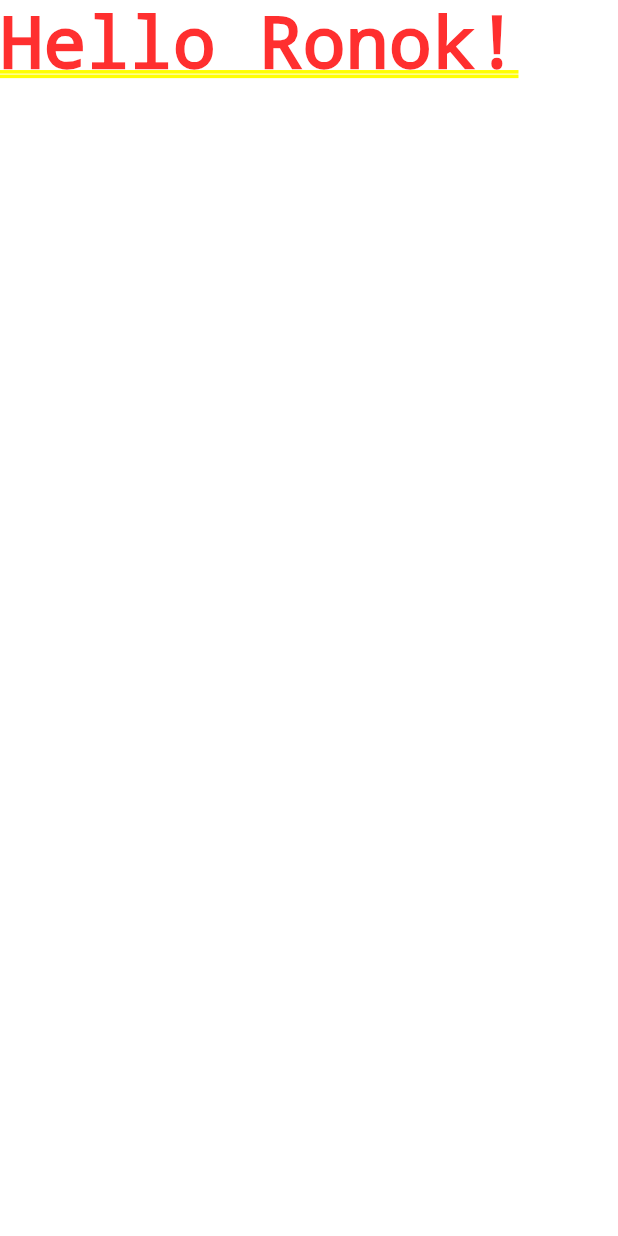
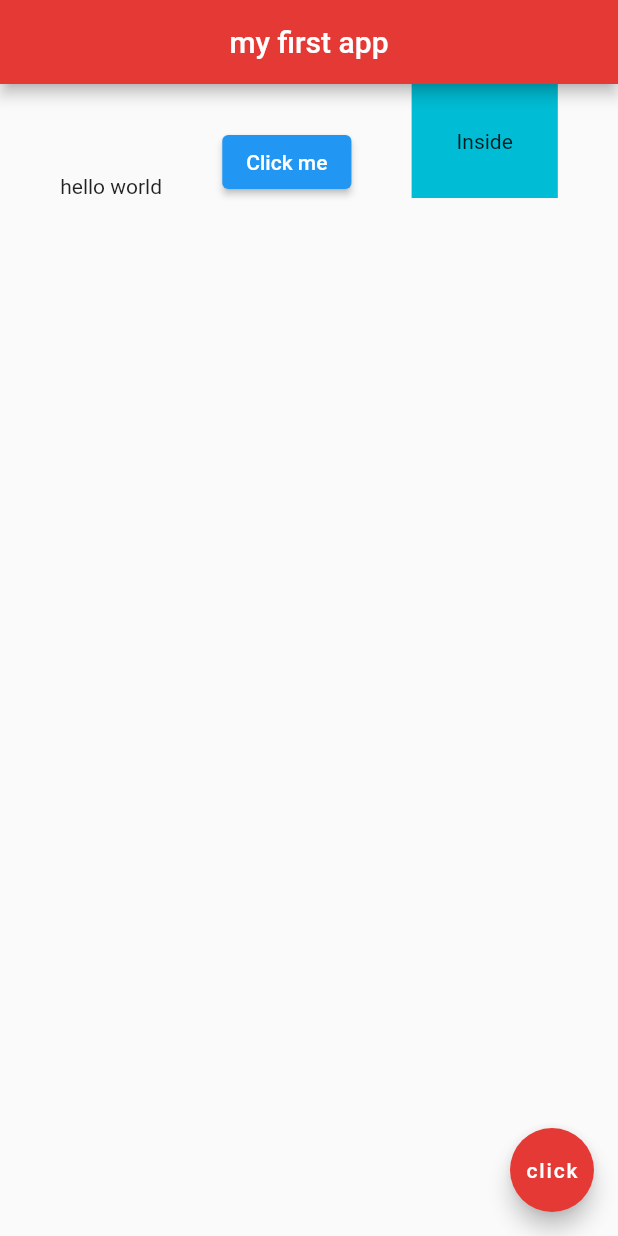
Before and after one commit to ronok-shahariar/Android-Projects, a Flutter app: the screen it shows after launch, on a phone screen of 412 x 824 dp. Run offline on Flutter 3.47's test engine with Material 2 defaults, Android fonts, the phone set to English and light mode, and no system bars.

Commit message:
Scaffold & AppBar Widgets,Colours & Fonts,Stateless Widgets & Hot Reload,Images & Assets,Buttons & Icons,Containers & Padding,Rows

```diff
--- a/Flutter/myapp/lib/main.dart
+++ b/Flutter/myapp/lib/main.dart
@@ -1,5 +1,36 @@
 import 'package:flutter/material.dart';
 
 void main() => runApp(MaterialApp(
-  home: Text("Hello Ronok!"),
+  home: Home(),
 ));
+
+class Home extends StatelessWidget {
+  @override
+  Widget build(BuildContext context) {
+    return Scaffold(
+        appBar: AppBar(
+          title:Text('my first app'),
+          centerTitle: true,
+          backgroundColor: Colors.red[600],
+        ),
+        body: Row(
+          mainAxisAlignment: MainAxisAlignment.spaceEvenly,
+          crossAxisAlignment: CrossAxisAlignment.end,
+          children: [
+            Text('hello world'),
+            ElevatedButton(onPressed: () {}, child: Text('Click me')),
+            Container(
+              color: Colors.cyan,
+              padding: EdgeInsets.all(30),
+              child: Text('Inside'),
+            ),
+          ],
+        ),
+        floatingActionButton: FloatingActionButton(
+          onPressed: () {},
+          child: Text('click'),
+          backgroundColor: Colors.red[600],
+        ),
+    );
+  }
+}
```
Also changed, not shown: Flutter/myapp/fonts/IndieFlower-Regular.ttf (added).
